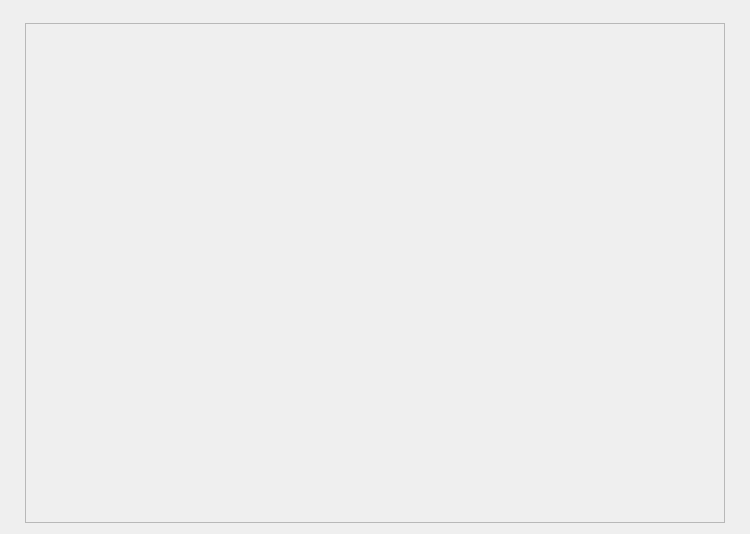
mantidproject/mantid, file Code/Mantid/Vates/VatesSimpleGui/ui/MultisliceView.ui: the form before one commit.
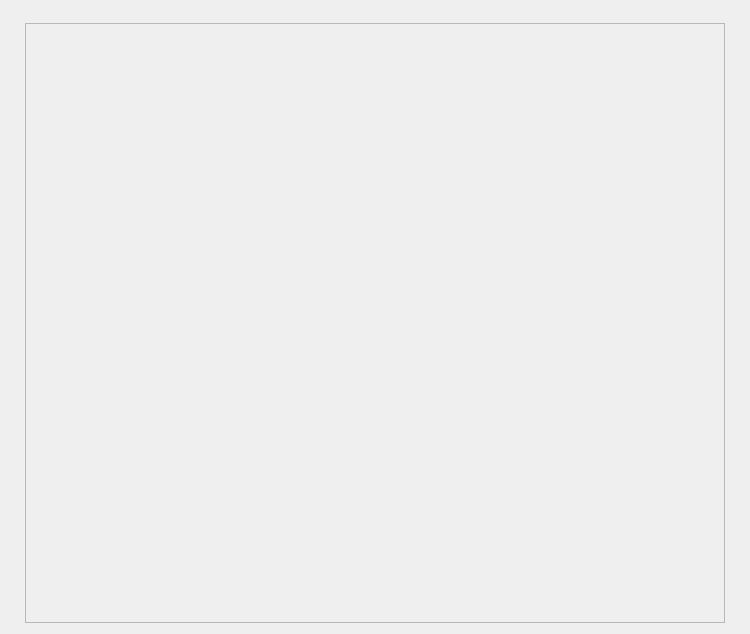
The form after the commit. Custom widgets are drawn as their Qt base class.

Commit message: Make 3D view larger in the vertical direction. This refs #2965.

Diff of the .ui file:
```diff
--- a/Code/Mantid/Vates/VatesSimpleGui/ui/MultisliceView.ui
+++ b/Code/Mantid/Vates/VatesSimpleGui/ui/MultisliceView.ui
@@ -7,7 +7,7 @@
     <x>0</x>
     <y>0</y>
     <width>750</width>
-    <height>534</height>
+    <height>634</height>
    </rect>
   </property>
   <property name="windowTitle">
@@ -31,7 +31,7 @@
      <property name="minimumSize">
       <size>
        <width>700</width>
-       <height>500</height>
+       <height>600</height>
       </size>
      </property>
      <property name="frameShape">
```
